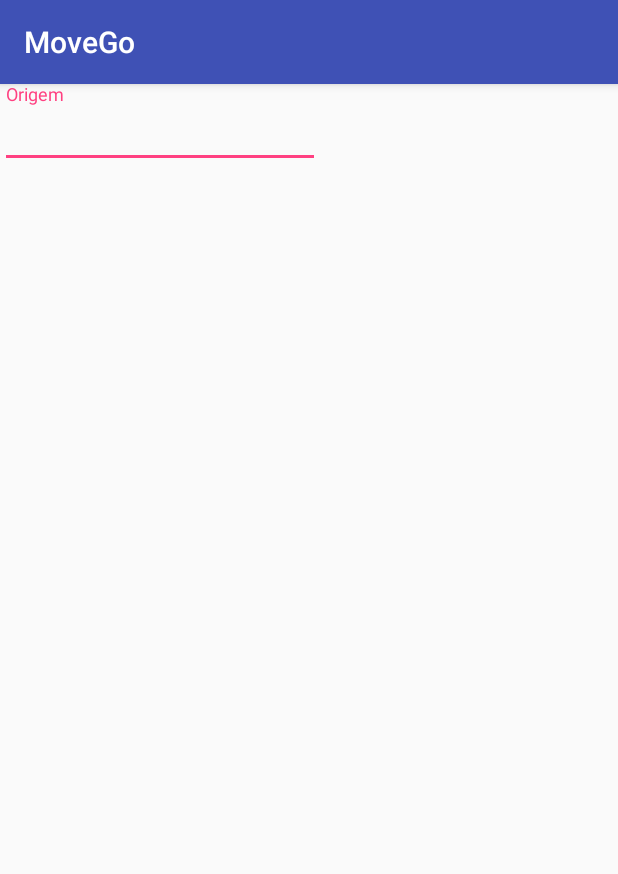
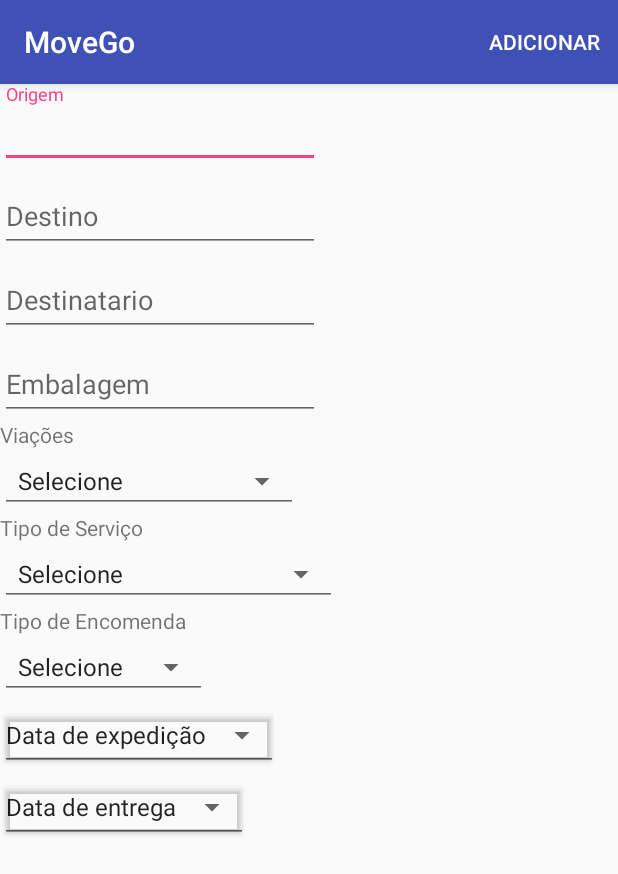
Before and after one commit to lucasparpinelli/MoveGo, an Android app: the NovoPedidoFragment screen opened directly, with no data from a screen before it, on a phone screen of 412 x 824 dp. Shown: the top 874 px of the screen. Run offline under Robolectric (Android 15) with nearby library versions, the phone set to English and light mode, and no system bars; libraries missing offline, so code that uses them is left out: com.firebase.client.

```diff
--- a/app/src/main/java/com/tcc/movego/movego/ConsultasActivity.java
+++ b/app/src/main/java/com/tcc/movego/movego/ConsultasActivity.java
@@ -1,13 +1,17 @@
 package com.tcc.movego.movego;
 
+import android.os.Bundle;
 import android.support.v4.app.Fragment;
 
+import com.firebase.client.Firebase;
+
 public class ConsultasActivity extends ContainerActivity {
-
 
     @Override
     protected Fragment createFragment() {
 
         return new PedidosFragment();
     }
+
+
 }
--- a/app/src/main/java/com/tcc/movego/movego/ContainerActivity.java
+++ b/app/src/main/java/com/tcc/movego/movego/ContainerActivity.java
@@ -4,6 +4,8 @@ import android.os.Bundle;
 import android.support.v4.app.Fragment;
 import android.support.v4.app.FragmentManager;
 import android.support.v7.app.AppCompatActivity;
+
+import com.firebase.client.Firebase;
 
 /**
  * Created by solange on 07/05/2016.
@@ -16,7 +18,6 @@ public abstract class ContainerActivity extends AppCompatActivity {
     protected void onCreate(Bundle savedInstanceState) {
         super.onCreate(savedInstanceState);
         setContentView(R.layout.container_actvity);
-
         FragmentManager fm = getSupportFragmentManager();
         Fragment fragment = fm.findFragmentById(R.id.fragment_container);
 
--- a/app/src/main/java/com/tcc/movego/movego/PedidosFragment.java
+++ b/app/src/main/java/com/tcc/movego/movego/PedidosFragment.java
@@ -4,9 +4,13 @@ import android.content.Intent;
 import android.os.Bundle;
 import android.support.v4.app.Fragment;
 import android.view.LayoutInflater;
+import android.view.Menu;
+import android.view.MenuInflater;
 import android.view.View;
 import android.view.ViewGroup;
 import android.widget.Button;
+
+import com.firebase.client.Firebase;
 
 import layout.NovoPedidoFragment;
 
@@ -20,6 +24,7 @@ public class PedidosFragment extends Fragment {
     @Override
     public void onCreate( Bundle savedInstanceState) {
         super.onCreate(savedInstanceState);
+        setHasOptionsMenu(true);
 
     }
     @Override
@@ -36,4 +41,5 @@ public class PedidosFragment extends Fragment {
 
         return v;
     }
+
 }
--- a/app/src/main/res/layout/novo_pedido_fragment.xml
+++ b/app/src/main/res/layout/novo_pedido_fragment.xml
@@ -1,17 +1,105 @@
-<FrameLayout xmlns:android="http://schemas.android.com/apk/res/android"
+<LinearLayout xmlns:android="http://schemas.android.com/apk/res/android"
     android:layout_width="match_parent"
-    android:layout_height="match_parent">
+    android:layout_height="match_parent"
+    android:orientation="vertical">
 
     <android.support.design.widget.TextInputLayout
         android:layout_width="wrap_content"
         android:layout_height="wrap_content">
 
         <EditText
+
             android:layout_width="wrap_content"
             android:layout_height="wrap_content"
-            android:hint="Origem"
-            android:ems="10" />
-
+            android:ems="10"
+            android:hint="Origem" />
     </android.support.design.widget.TextInputLayout>
 
-</FrameLayout>
+    <android.support.design.widget.TextInputLayout
+        android:layout_width="wrap_content"
+        android:layout_height="wrap_content">
+
+        <EditText
+
+            android:layout_width="wrap_content"
+            android:layout_height="wrap_content"
+            android:ems="10"
+            android:hint="Destino" />
+    </android.support.design.widget.TextInputLayout>
+
+    <android.support.design.widget.TextInputLayout
+        android:layout_width="wrap_content"
+        android:layout_height="wrap_content">
+
+        <EditText
+
+            android:layout_width="wrap_content"
+            android:layout_height="wrap_content"
+            android:ems="10"
+            android:hint="Destinatario" />
+    </android.support.design.widget.TextInputLayout>
+
+    <android.support.design.widget.TextInputLayout
+        android:layout_width="wrap_content"
+        android:layout_height="wrap_content">
+
+        <EditText
+
+            android:layout_width="wrap_content"
+            android:layout_height="wrap_content"
+            android:ems="10"
+            android:hint="Embalagem" />
+    </android.support.design.widget.TextInputLayout>
+
+
+    <TextView
+        android:layout_width="wrap_content"
+        android:layout_height="wrap_content"
+        android:text="Viações" />
+
+    <Spinner
+        android:id="@+id/spinner_viacoes"
+        style="@style/Widget.AppCompat.Spinner.Underlined"
+        android:layout_width="wrap_content"
+        android:layout_height="wrap_content"
+        android:entries="@array/viacoes" />
+
+    <TextView
+        android:layout_width="wrap_content"
+        android:layout_height="wrap_content"
+        android:text="Tipo de Serviço" />
+
+    <Spinner
+        android:id="@+id/spinner_tipo_servico"
+        style="@style/Widget.AppCompat.Spinner.Underlined"
+        android:layout_width="wrap_content"
+        android:layout_height="wrap_content"
+        android:entries="@array/tipo_servico" />
+
+    <TextView
+        android:layout_width="wrap_content"
+        android:layout_height="wrap_content"
+        android:text="Tipo de Encomenda" />
+
+    <Spinner
+        android:id="@+id/spinner_tipo_encomenda"
+        style="@style/Widget.AppCompat.Spinner.Underlined"
+        android:layout_width="wrap_content"
+        android:layout_height="wrap_content"
+        android:entries="@array/tipo_encomenda" />
+
+    <Button
+        style="@style/Widget.AppCompat.Spinner.Underlined"
+        android:layout_width="wrap_content"
+        android:layout_height="wrap_content"
+        android:text="Data de expedição"
+        android:textSize="16sp" />
+
+    <Button
+        style="@style/Widget.AppCompat.Spinner.Underlined"
+        android:layout_width="wrap_content"
+        android:layout_height="wrap_content"
+        android:text="Data de entrega"
+        android:textSize="16sp" />
+
+</LinearLayout>
--- /dev/null
+++ b/app/src/main/res/menu/novo_pedido_menu.xml
@@ -0,0 +1,9 @@
+<?xml version="1.0" encoding="utf-8"?>
+<menu xmlns:android="http://schemas.android.com/apk/res/android"
+    xmlns:app="http://schemas.android.com/apk/res-auto">
+    <item android:id="@+id/adicionar_pedido_itemmenu"
+        android:title="Adicionar"
+        app:showAsAction="always"/>
+
+
+</menu>
--- a/app/src/main/res/values/strings.xml
+++ b/app/src/main/res/values/strings.xml
@@ -1,5 +1,6 @@
 <resources>
     <string name="app_name">MoveGo</string>
+
 
     <!-- TODO: Remove or change this placeholder text -->
     <string name="hello_blank_fragment">Hello blank fragment</string>
--- /dev/null
+++ b/app/src/main/res/values/viacoes.xml
@@ -0,0 +1,22 @@
+<?xml version="1.0" encoding="utf-8"?>
+<resources>
+    <string-array name="viacoes">
+        <item>Selecione</item>
+        <item>Viação Cometa</item>
+        <item>Viação Itapemirim</item>
+        <item>Viação Garcia</item>
+    </string-array>
+
+    <string-array name="tipo_servico">
+        <item>Selecione</item>
+        <item>Ponto a ponto</item>
+        <item>Entrega na Rodoviária</item>
+    </string-array>
+
+    <string-array name="tipo_encomenda">
+        <item>Selecione</item>
+        <item>Roupas</item>
+        <item>Higiene</item>
+        <item>Etc</item>
+    </string-array>
+</resources>
```
Also changed, not shown: app/build.gradle (+10 -3 lines), app/src/main/AndroidManifest.xml (+7 -4 lines), app/src/main/java/com/tcc/movego/movego/MoveGo.java (added, +15 -0 lines), app/src/main/java/com/tcc/movego/movego/model/Pedido.java (added, +87 -0 lines), app/src/main/java/com/tcc/movego/movego/model/TipoEncomenda.java (added, +17 -0 lines), app/src/main/java/com/tcc/movego/movego/model/TipoServico.java (added, +17 -0 lines), app/src/main/java/com/tcc/movego/movego/model/Viacao.java (added, +18 -0 lines), app/src/main/java/com/tcc/movego/movego/persistence/PedidoManager.java (added, +24 -0 lines), app/src/main/java/com/tcc/movego/movego/utils/Constante.java (added, +10 -0 lines), app/src/main/java/layout/NovoPedidoFragment.java (+46 -0 lines).
